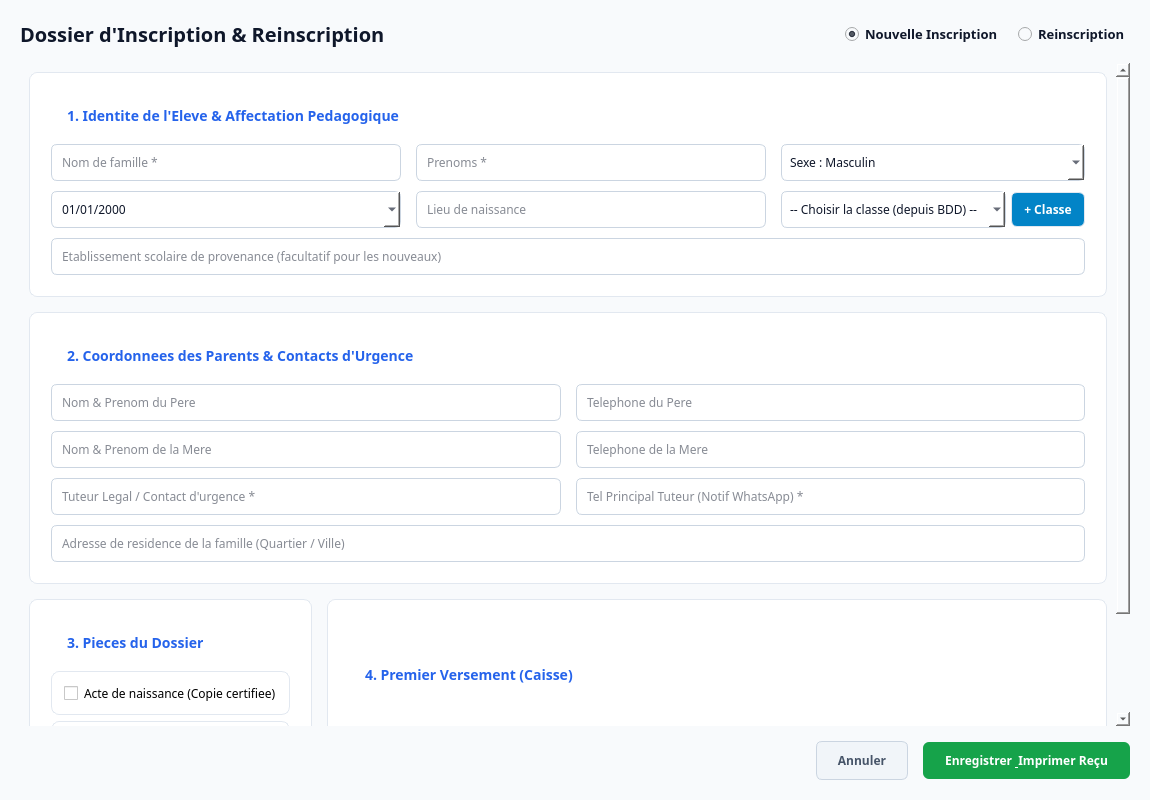
First picture: the form in ui/ui_files/eleves/inscription.ui, repository laudesmassamba1-ai/Logiciel-de-gestion-scolaire, before the edit.
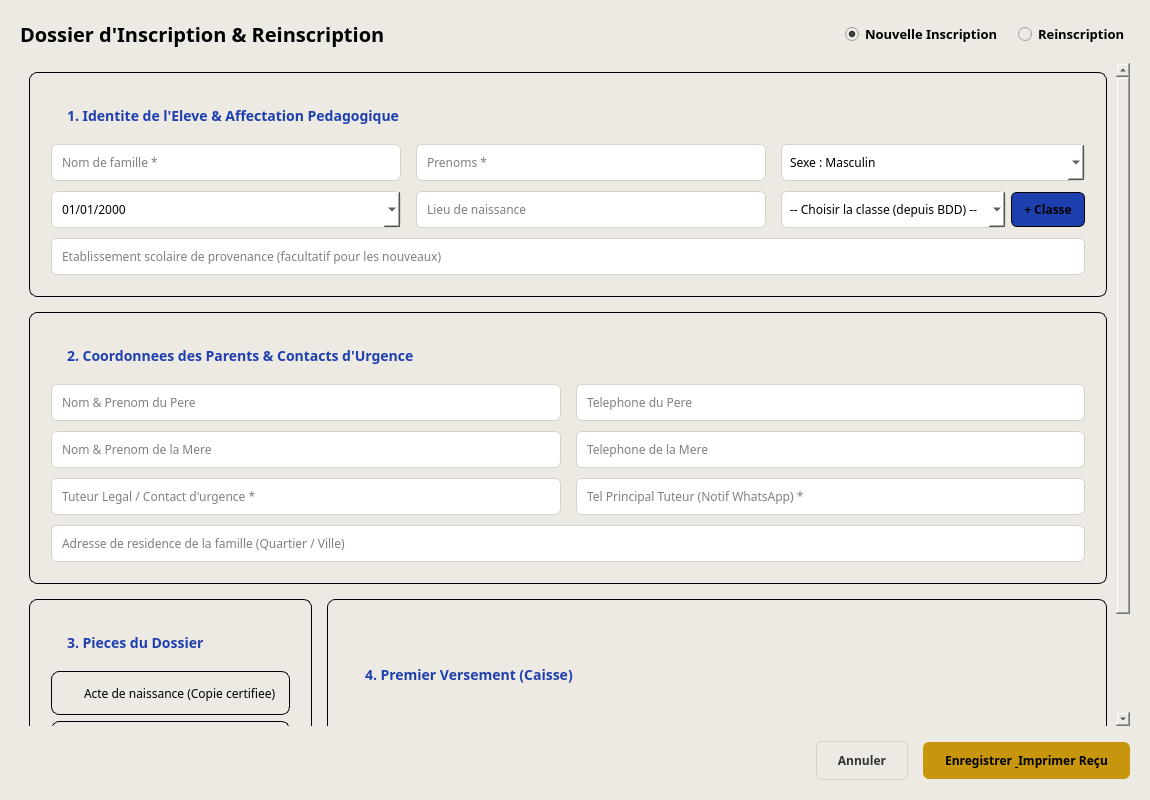
Second picture: the form after the edit.

What changed in the file:
```diff
--- a/ui/ui_files/eleves/inscription.ui
+++ b/ui/ui_files/eleves/inscription.ui
@@ -14,7 +14,7 @@
    <string>Dossier d'Inscription Complet</string>
   </property>
   <property name="styleSheet">
-   <string>background-color: #f8fafc; font-family: sans-serif;</string>
+   <string>background-color: #EDEAE4; font-family: sans-serif;</string>
   </property>
   <layout class="QVBoxLayout" name="verticalLayout_Main">
    <property name="spacing">
@@ -37,7 +37,7 @@
      <item>
       <widget class="QLabel" name="lbl_title">
        <property name="styleSheet">
-        <string>font-size: 20px; font-weight: bold; color: #0f172a;</string>
+        <string>font-size: 20px; font-weight: bold; color: #000000;</string>
        </property>
        <property name="text">
         <string>Dossier d'Inscription &amp; Reinscription</string>
@@ -60,7 +60,7 @@
      <item>
       <widget class="QRadioButton" name="radio_new">
        <property name="styleSheet">
-        <string>font-weight: bold; color: #0f172a; font-size: 13px;</string>
+        <string>font-weight: bold; color: #000000; font-size: 13px;</string>
        </property>
        <property name="text">
         <string>Nouvelle Inscription</string>
@@ -73,7 +73,7 @@
      <item>
       <widget class="QRadioButton" name="radio_reins">
        <property name="styleSheet">
-        <string>font-weight: bold; color: #0f172a; font-size: 13px;</string>
+        <string>font-weight: bold; color: #000000; font-size: 13px;</string>
        </property>
        <property name="text">
         <string>Reinscription</string>
@@ -106,13 +106,13 @@
        <item>
         <widget class="QFrame" name="card_eleve">
          <property name="styleSheet">
-          <string>background-color: #ffffff; border: 1px solid #e2e8f0; border-radius: 8px; padding: 12px;</string>
+          <string>background-color: transparent; color: #000000; border: 1px solid #000000; border-radius: 8px; padding: 12px;</string>
          </property>
          <layout class="QVBoxLayout" name="verticalLayout_Card1">
           <item>
            <widget class="QLabel" name="lbl_sec1">
             <property name="styleSheet">
-             <string>font-size: 14px; font-weight: bold; color: #2563eb; border: none;</string>
+             <string>font-size: 14px; font-weight: bold; color: #1E40AF; border: none;</string>
             </property>
             <property name="text">
              <string>1. Identite de l'Eleve &amp; Affectation Pedagogique</string>
@@ -130,7 +130,7 @@
             <item row="0" column="0">
              <widget class="QLineEdit" name="input_nom">
               <property name="styleSheet">
-               <string>border: 1px solid #cbd5e1; border-radius: 6px; padding: 8px; background-color: #ffffff; color: #0f172a;</string>
+               <string>border: 1px solid #D5D2CB; border-radius: 6px; padding: 8px; background-color: #FFFFFF; color: #000000;</string>
               </property>
               <property name="placeholderText">
                <string>Nom de famille *</string>
@@ -140,7 +140,7 @@
             <item row="0" column="1">
              <widget class="QLineEdit" name="input_prenom">
               <property name="styleSheet">
-               <string>border: 1px solid #cbd5e1; border-radius: 6px; padding: 8px; background-color: #ffffff; color: #0f172a;</string>
+               <string>border: 1px solid #D5D2CB; border-radius: 6px; padding: 8px; background-color: #FFFFFF; color: #000000;</string>
               </property>
               <property name="placeholderText">
                <string>Prenoms *</string>
@@ -150,7 +150,7 @@
             <item row="0" column="2">
              <widget class="QComboBox" name="combo_sexe">
               <property name="styleSheet">
-               <string>border: 1px solid #cbd5e1; border-radius: 6px; padding: 8px; background-color: #ffffff; color: #0f172a;</string>
+               <string>border: 1px solid #D5D2CB; border-radius: 6px; padding: 8px; background-color: #FFFFFF; color: #000000;</string>
               </property>
               <item>
                <property name="text">
@@ -167,7 +167,7 @@
             <item row="1" column="0">
              <widget class="QDateEdit" name="date_naissance">
               <property name="styleSheet">
-               <string>border: 1px solid #cbd5e1; border-radius: 6px; padding: 8px; background-color: #ffffff; color: #0f172a;</string>
+               <string>border: 1px solid #D5D2CB; border-radius: 6px; padding: 8px; background-color: #FFFFFF; color: #000000;</string>
               </property>
               <property name="displayFormat">
                <string>dd/MM/yyyy</string>
@@ -180,7 +180,7 @@
             <item row="1" column="1">
              <widget class="QLineEdit" name="input_lieu_naiss">
               <property name="styleSheet">
-               <string>border: 1px solid #cbd5e1; border-radius: 6px; padding: 8px; background-color: #ffffff; color: #0f172a;</string>
+               <string>border: 1px solid #D5D2CB; border-radius: 6px; padding: 8px; background-color: #FFFFFF; color: #000000;</string>
               </property>
               <property name="placeholderText">
                <string>Lieu de naissance</string>
@@ -195,7 +195,7 @@
               <item>
                <widget class="QComboBox" name="combo_classe">
                 <property name="styleSheet">
-                 <string>border: 1px solid #cbd5e1; border-radius: 6px; padding: 8px; background-color: #ffffff; color: #0f172a;</string>
+                 <string>border: 1px solid #D5D2CB; border-radius: 6px; padding: 8px; background-color: #FFFFFF; color: #000000;</string>
                 </property>
                 <item>
                  <property name="text">
@@ -210,7 +210,7 @@
                  <string>Ajouter une nouvelle classe manuellement</string>
                 </property>
                 <property name="styleSheet">
-                 <string>background-color: #0284c7; color: white; font-weight: bold; border-radius: 6px; padding: 8px 12px;</string>
+                 <string>background-color: #1E40AF; color: #000000; font-weight: bold; border-radius: 6px; padding: 8px 12px;</string>
                 </property>
                 <property name="text">
                  <string>+ Classe</string>
@@ -222,7 +222,7 @@
             <item row="2" column="0" colspan="3">
              <widget class="QLineEdit" name="input_ecole_provenance">
               <property name="styleSheet">
-               <string>border: 1px solid #cbd5e1; border-radius: 6px; padding: 8px; background-color: #ffffff; color: #0f172a;</string>
+               <string>border: 1px solid #D5D2CB; border-radius: 6px; padding: 8px; background-color: #FFFFFF; color: #000000;</string>
               </property>
               <property name="placeholderText">
                <string>Etablissement scolaire de provenance (facultatif pour les nouveaux)</string>
@@ -237,13 +237,13 @@
        <item>
         <widget class="QFrame" name="card_parents">
          <property name="styleSheet">
-          <string>background-color: #ffffff; border: 1px solid #e2e8f0; border-radius: 8px; padding: 12px;</string>
+          <string>background-color: transparent; color: #000000; border: 1px solid #000000; border-radius: 8px; padding: 12px;</string>
          </property>
          <layout class="QVBoxLayout" name="verticalLayout_Card2">
           <item>
            <widget class="QLabel" name="lbl_sec2">
             <property name="styleSheet">
-             <string>font-size: 14px; font-weight: bold; color: #2563eb; border: none;</string>
+             <string>font-size: 14px; font-weight: bold; color: #1E40AF; border: none;</string>
             </property>
             <property name="text">
              <string>2. Coordonnees des Parents &amp; Contacts d'Urgence</string>
@@ -261,7 +261,7 @@
             <item row="0" column="0">
              <widget class="QLineEdit" name="input_pere_nom">
               <property name="styleSheet">
-               <string>border: 1px solid #cbd5e1; border-radius: 6px; padding: 8px; background-color: #ffffff; color: #0f172a;</string>
+               <string>border: 1px solid #D5D2CB; border-radius: 6px; padding: 8px; background-color: #FFFFFF; color: #000000;</string>
               </property>
               <property name="placeholderText">
                <string>Nom &amp; Prenom du Pere</string>
@@ -271,7 +271,7 @@
             <item row="0" column="1">
              <widget class="QLineEdit" name="input_pere_tel">
               <property name="styleSheet">
-               <string>border: 1px solid #cbd5e1; border-radius: 6px; padding: 8px; background-color: #ffffff; color: #0f172a;</string>
+               <string>border: 1px solid #D5D2CB; border-radius: 6px; padding: 8px; background-color: #FFFFFF; color: #000000;</string>
               </property>
               <property name="placeholderText">
                <string>Telephone du Pere</string>
@@ -281,7 +281,7 @@
             <item row="1" column="0">
              <widget class="QLineEdit" name="input_mere_nom">
               <property name="styleSheet">
-               <string>border: 1px solid #cbd5e1; border-radius: 6px; padding: 8px; background-color: #ffffff; color: #0f172a;</string>
+               <string>border: 1px solid #D5D2CB; border-radius: 6px; padding: 8px; background-color: #FFFFFF; color: #000000;</string>
               </property>
               <property name="placeholderText">
                <string>Nom &amp; Prenom de la Mere</string>
@@ -291,7 +291,7 @@
             <item row="1" column="1">
              <widget class="QLineEdit" name="input_mere_tel">
               <property name="styleSheet">
-               <string>border: 1px solid #cbd5e1; border-radius: 6px; padding: 8px; background-color: #ffffff; color: #0f172a;</string>
+               <string>border: 1px solid #D5D2CB; border-radius: 6px; padding: 8px; background-color: #FFFFFF; color: #000000;</string>
               </property>
               <property name="placeholderText">
                <string>Telephone de la Mere</string>
@@ -301,7 +301,7 @@
             <item row="2" column="0">
              <widget class="QLineEdit" name="input_tuteur_nom">
               <property name="styleSheet">
-               <string>border: 1px solid #cbd5e1; border-radius: 6px; padding: 8px; background-color: #ffffff; color: #0f172a;</string>
+               <string>border: 1px solid #D5D2CB; border-radius: 6px; padding: 8px; background-color: #FFFFFF; color: #000000;</string>
               </property>
               <property name="placeholderText">
                <string>Tuteur Legal / Contact d'urgence *</string>
@@ -311,7 +311,7 @@
             <item row="2" column="1">
              <widget class="QLineEdit" name="input_tuteur_tel">
               <property name="styleSheet">
-               <string>border: 1px solid #cbd5e1; border-radius: 6px; padding: 8px; background-color: #ffffff; color: #0f172a;</string>
+               <string>border: 1px solid #D5D2CB; border-radius: 6px; padding: 8px; background-color: #FFFFFF; color: #000000;</string>
               </property>
               <property name="placeholderText">
                <string>Tel Principal Tuteur (Notif WhatsApp) *</string>
@@ -321,7 +321,7 @@
             <item row="3" column="0" colspan="2">
              <widget class="QLineEdit" name="input_adresse_famille">
               <property name="styleSheet">
-               <string>border: 1px solid #cbd5e1; border-radius: 6px; padding: 8px; background-color: #ffffff; color: #0f172a;</string>
+               <string>border: 1px solid #D5D2CB; border-radius: 6px; padding: 8px; background-color: #FFFFFF; color: #000000;</string>
               </property>
               <property name="placeholderText">
                <string>Adresse de residence de la famille (Quartier / Ville)</string>
@@ -341,13 +341,13 @@
          <item>
           <widget class="QFrame" name="card_pieces">
            <property name="styleSheet">
-            <string>background-color: #ffffff; border: 1px solid #e2e8f0; border-radius: 8px; padding: 12px;</string>
+            <string>background-color: transparent; color: #000000; border: 1px solid #000000; border-radius: 8px; padding: 12px;</string>
            </property>
            <layout class="QVBoxLayout" name="verticalLayout_Pieces">
             <item>
              <widget class="QLabel" name="lbl_sec3">
               <property name="styleSheet">
-               <string>font-size: 14px; font-weight: bold; color: #2563eb; border: none;</string>
+               <string>font-size: 14px; font-weight: bold; color: #1E40AF; border: none;</string>
               </property>
               <property name="text">
                <string>3. Pieces du Dossier</string>
@@ -381,13 +381,13 @@
          <item>
           <widget class="QFrame" name="card_caisse">
            <property name="styleSheet">
-            <string>background-color: #ffffff; border: 1px solid #e2e8f0; border-radius: 8px; padding: 12px;</string>
+            <string>background-color: transparent; color: #000000; border: 1px solid #000000; border-radius: 8px; padding: 12px;</string>
            </property>
            <layout class="QVBoxLayout" name="verticalLayout_Caisse">
             <item>
              <widget class="QLabel" name="lbl_sec4">
               <property name="styleSheet">
-               <string>font-size: 14px; font-weight: bold; color: #2563eb; border: none;</string>
+               <string>font-size: 14px; font-weight: bold; color: #1E40AF; border: none;</string>
               </property>
               <property name="text">
                <string>4. Premier Versement (Caisse)</string>
@@ -454,7 +454,7 @@
      <item>
       <widget class="QPushButton" name="btn_cancel">
        <property name="styleSheet">
-        <string>background-color: #f1f5f9; color: #475569; border: 1px solid #cbd5e1; border-radius: 6px; padding: 10px 20px; font-weight: bold;</string>
+        <string>background-color: #EDEAE4; color: #333333; border: 1px solid #D5D2CB; border-radius: 6px; padding: 10px 20px; font-weight: bold;</string>
        </property>
        <property name="text">
         <string>Annuler</string>
@@ -464,7 +464,7 @@
      <item>
       <widget class="QPushButton" name="btn_save">
        <property name="styleSheet">
-        <string>background-color: #16a34a; color: #ffffff; border-radius: 6px; padding: 10px 22px; font-weight: bold;</string>
+        <string>background-color: #C8960C; color: #000000; border-radius: 6px; padding: 10px 22px; font-weight: bold;</string>
        </property>
        <property name="text">
         <string>Enregistrer &amp; Imprimer Reçu</string>
```
Left out of the diff: 4 changed lines with no effect on the pictures.
